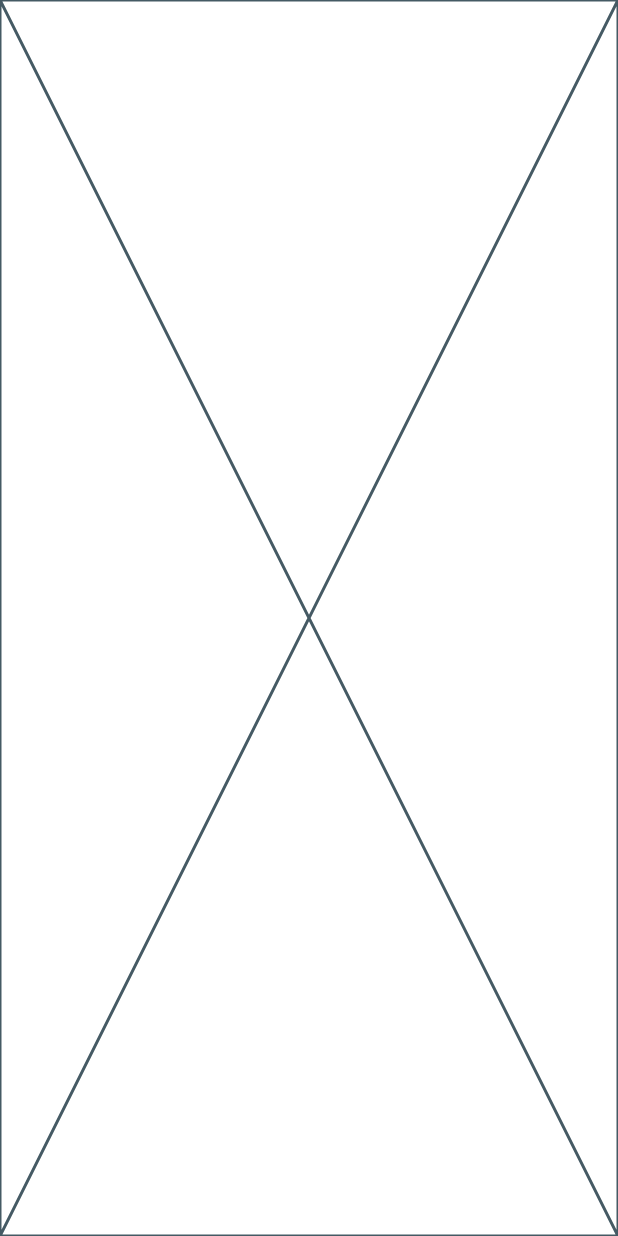
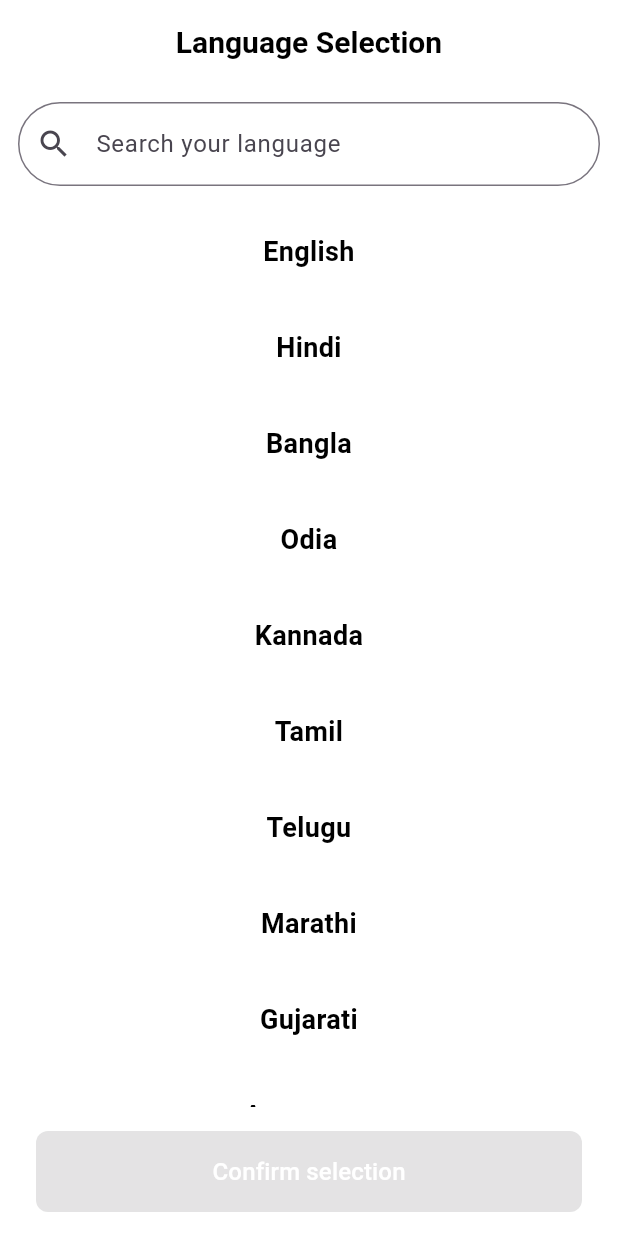
Before and after one commit to DesTroyerAb17/Google_Solution, a Flutter app: the screen it shows after launch, on a phone screen of 412 x 824 dp. Run offline on Flutter 3.47's test engine with Material 3 defaults, Android fonts, the phone set to English and light mode, and no system bars; our stand-ins replace firebase_core, flutter_riverpod, flutter_svg; accounts and stored records are empty.

Commit message:
i did some changes

```diff
--- /dev/null
+++ b/flutter_mediconnect/lib/language_select_screen.dart
@@ -0,0 +1,132 @@
+import 'package:flutter/material.dart';
+import 'login_page.dart'; // Import the login page
+
+class LanguageSelectScreen extends StatefulWidget {
+  const LanguageSelectScreen({super.key});
+
+  @override
+  _LanguageSelectScreenState createState() => _LanguageSelectScreenState();
+}
+
+class _LanguageSelectScreenState extends State<LanguageSelectScreen> {
+  List<String> languages = [
+    "English", "Hindi", "Bangla", "Odia", "Kannada", "Tamil", "Telugu",
+    "Marathi", "Gujarati", "Assamese", "Punjabi", "Malayalam", "Urdu",
+    "Bhojpuri", "Sindhi", "Maithili", "Nepali", "Konkani", "Manipuri"
+  ];
+
+  String? selectedLanguage;
+  TextEditingController searchController = TextEditingController();
+
+  @override
+  Widget build(BuildContext context) {
+    return Scaffold(
+      backgroundColor: Colors.white, // White background
+      appBar: AppBar(
+        title: const Text(
+          "Language Selection",
+          style: TextStyle(fontSize: 20, fontWeight: FontWeight.bold, color: Colors.black),
+        ),
+        centerTitle: true,
+        backgroundColor: Colors.white,
+        elevation: 0,
+        iconTheme: const IconThemeData(color: Colors.black),
+      ),
+      body: Column(
+        children: [
+          // Search bar
+          Padding(
+            padding: const EdgeInsets.all(12.0),
+            child: TextField(
+              controller: searchController,
+              onChanged: (value) {
+                setState(() {}); // Rebuild list when searching
+              },
+              decoration: InputDecoration(
+                hintText: "Search your language",
+                prefixIcon: const Icon(Icons.search),
+                border: OutlineInputBorder(
+                  borderRadius: BorderRadius.circular(30),
+                ),
+              ),
+            ),
+          ),
+
+          // Scrollable Language List
+          Expanded(
+            child: ListView.builder(
+              itemCount: languages.length,
+              itemBuilder: (context, index) {
+                String language = languages[index];
+
+                // Filter logic for search functionality
+                if (searchController.text.isNotEmpty &&
+                    !language.toLowerCase().contains(searchController.text.toLowerCase())) {
+                  return const SizedBox(); // Hide items that don't match search
+                }
+
+                return GestureDetector(
+                  onTap: () {
+                    setState(() {
+                      selectedLanguage = language;
+                    });
+                  },
+                  child: Container(
+                    margin: const EdgeInsets.symmetric(horizontal: 20, vertical: 5),
+                    padding: const EdgeInsets.all(12),
+                    decoration: BoxDecoration(
+                      border: Border.all(
+                        color: selectedLanguage == language
+                            ? const Color(0xFF064D99) // Blue border
+                            : Colors.transparent,
+                        width: 2,
+                      ),
+                      borderRadius: BorderRadius.circular(8),
+                      color: Colors.white, // No background color change
+                    ),
+                    child: Text(
+                      language,
+                      style: TextStyle(
+                        fontSize: 18,
+                        fontWeight: FontWeight.w600,
+                        color: selectedLanguage == language
+                            ? const Color(0xFF064D99) // Blue text when selected
+                            : Colors.black,
+                      ),
+                      textAlign: TextAlign.center,
+                    ),
+                  ),
+                );
+              },
+            ),
+          ),
+
+          // Confirm Selection Button
+          Padding(
+            padding: const EdgeInsets.all(16.0),
+            child: ElevatedButton(
+              onPressed: selectedLanguage != null ? () {
+                // Navigate to Login Page
+                Navigator.pushReplacement(
+                  context,
+                  MaterialPageRoute(builder: (context) => const LoginPage()),
+                );
+              } : null,
+              style: ElevatedButton.styleFrom(
+                backgroundColor: const Color(0xFFFF8B01), // Orange button
+                minimumSize: const Size(364, 54),
+                shape: RoundedRectangleBorder(
+                  borderRadius: BorderRadius.circular(8),
+                ),
+              ),
+              child: const Text(
+                "Confirm selection",
+                style: TextStyle(fontSize: 16, color: Colors.white),
+              ),
+            ),
+          ),
+        ],
+      ),
+    );
+  }
+}
--- a/flutter_mediconnect/lib/main.dart
+++ b/flutter_mediconnect/lib/main.dart
@@ -1,6 +1,7 @@
 import 'package:firebase_core/firebase_core.dart';
 import 'package:flutter/material.dart';
 import 'package:flutter_mediconnect/firebase_options.dart';
+import 'package:flutter_mediconnect/logo_page.dart';
 import 'package:flutter_riverpod/flutter_riverpod.dart';
 
 void main() async {
@@ -17,7 +18,8 @@ class MainApp extends StatelessWidget {
   @override
   Widget build(BuildContext context) {
     return const MaterialApp(
-      home: Placeholder(),
+      debugShowCheckedModeBanner: false,
+      home: LogoPage(),
     );
   }
 }
```
Also changed, not shown: flutter_mediconnect/lib/login_page.dart (+163 -2 lines), flutter_mediconnect/lib/logo_page.dart (added, +52 -0 lines), flutter_mediconnect/lib/user_select_screen.dart (added, +158 -0 lines), flutter_mediconnect/pubspec.yaml (+9 -0 lines), flutter_mediconnect/assets/image_assets/ayusetu.svg (added), flutter_mediconnect/assets/image_assets/doctor.png (added), flutter_mediconnect/assets/image_assets/doctor_selected.png (added), flutter_mediconnect/assets/image_assets/patient.png (added), flutter_mediconnect/assets/image_assets/patient_selected.png (added), flutter_mediconnect/pubspec.lock, 5 other files.
